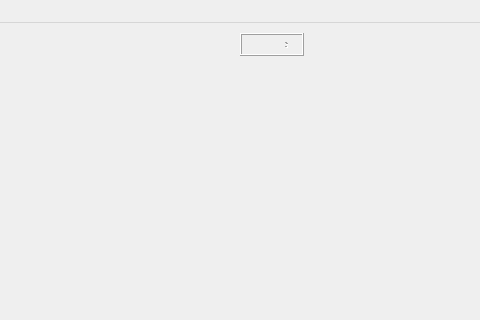
Old version of the form mainwindow.ui in the repository Guoke2333/HMI_QtCreater; both pictures show x 320 to 800 and y 0 to 320 of the 800 by 600 pixel window.
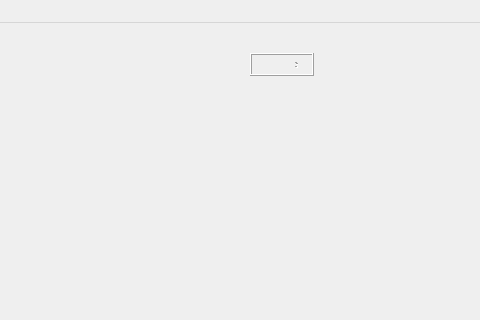
New version of the form. Icons and pictures are not drawn.

Commit message: 测试工具栏

What changed in the file:
```diff
--- a/mainwindow.ui
+++ b/mainwindow.ui
@@ -40,8 +40,8 @@
    <widget class="QLCDNumber" name="Sys_Time">
     <property name="geometry">
      <rect>
-      <x>560</x>
-      <y>10</y>
+      <x>570</x>
+      <y>30</y>
       <width>64</width>
       <height>23</height>
      </rect>
```
The commit also changes 1 other file.
